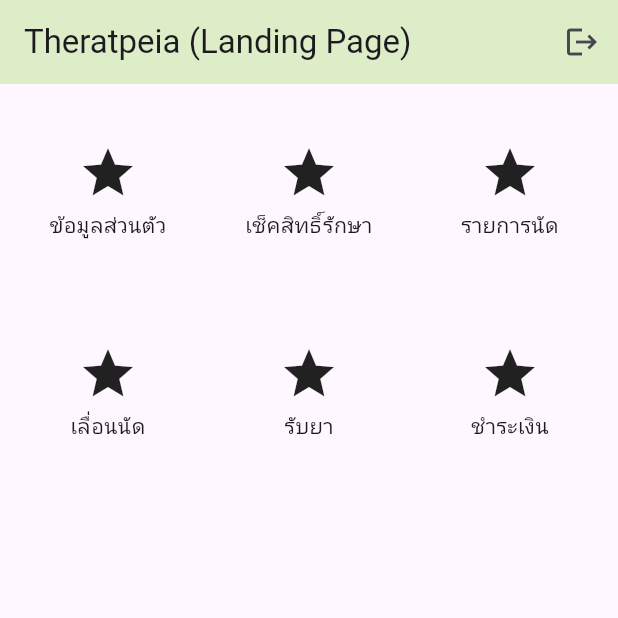
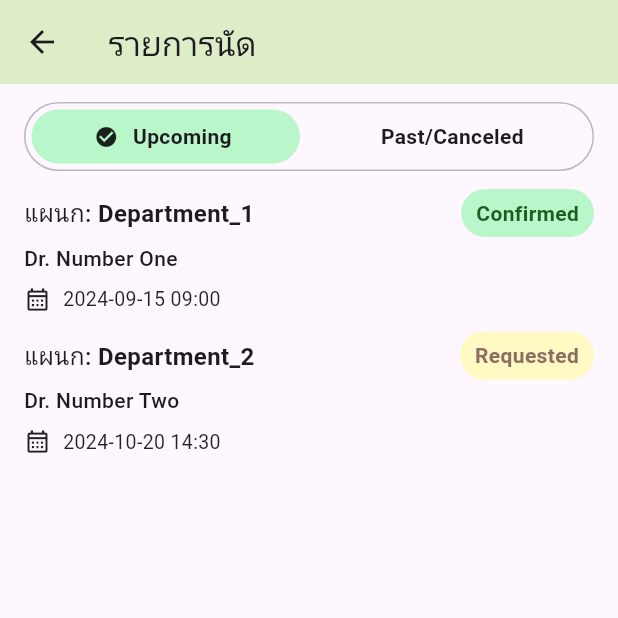
Before and after one commit to nightyneko/therapeia, a Flutter app: the LandingPagePatient screen opened directly, after a tap on "รายการนัด", on a phone screen of 412 x 824 dp, the top half of it. Run offline on Flutter 3.47's test engine with Material 3 defaults, Android fonts, the phone set to English and light mode, and no system bars; network calls fail.

Commit message:
feat(frontend): benefit, appointment, payment page (#3)
* add balliolon2 role

* set up flutter

* init frontend w/o backend

* feat: benefits, appointments, payment pages

---------

Co-authored-by: balliolon2 <balliolon@gmail.com>

```diff
--- /dev/null
+++ b/flutter_frontend/lib/appointments_page_patient.dart
@@ -0,0 +1,298 @@
+import 'package:flutter/material.dart';
+import 'widgets/custom_app_bar.dart';
+
+class AppointmentsPagePatient extends StatefulWidget {
+  const AppointmentsPagePatient({super.key});
+
+  @override
+  State<AppointmentsPagePatient> createState() =>
+      _AppointmentsPagePatientState();
+}
+
+class _AppointmentsPagePatientState extends State<AppointmentsPagePatient> {
+  bool showUpcoming = true;
+
+  final List<_Appointment> all = [
+    _Appointment(
+      department: 'Department_1',
+      doctor: 'Dr. Number One',
+      dateTime: DateTime(2024, 9, 15, 9, 0),
+      status: AppointmentStatus.confirmed,
+    ),
+    _Appointment(
+      department: 'Department_2',
+      doctor: 'Dr. Number Two',
+      dateTime: DateTime(2024, 10, 20, 14, 30),
+      status: AppointmentStatus.requested,
+    ),
+    _Appointment(
+      department: 'Department_3',
+      doctor: 'Dr. Number Three',
+      dateTime: DateTime(2024, 7, 10, 10, 0),
+      status: AppointmentStatus.canceled,
+    ),
+    _Appointment(
+      department: 'Department_4',
+      doctor: 'Dr. Number Four',
+      dateTime: DateTime(2024, 8, 5, 11, 15),
+      status: AppointmentStatus.canceled,
+    ),
+  ];
+
+  @override
+  Widget build(BuildContext context) {
+    final items = all
+        .where(
+          (e) => showUpcoming
+              ? (e.status == AppointmentStatus.confirmed ||
+                    e.status == AppointmentStatus.requested)
+              : e.status == AppointmentStatus.canceled,
+        )
+        .toList();
+
+    return Scaffold(
+      appBar: const CustomAppBar(title: 'รายการนัด'),
+      body: Padding(
+        padding: const EdgeInsets.symmetric(horizontal: 16, vertical: 12),
+        child: Column(
+          crossAxisAlignment: CrossAxisAlignment.start,
+          children: [
+            _SegmentedSwitch(
+              leftLabel: 'Upcoming',
+              rightLabel: 'Past/Canceled',
+              valueLeft: showUpcoming,
+              onChanged: (leftSelected) {
+                setState(() => showUpcoming = leftSelected);
+              },
+            ),
+            const SizedBox(height: 12),
+            Expanded(
+              child: ListView.separated(
+                itemCount: items.length,
+                separatorBuilder: (_, __) => const SizedBox(height: 12),
+                itemBuilder: (_, index) {
+                  final a = items[index];
+                  return _AppointmentRow(appointment: a);
+                },
+              ),
+            ),
+          ],
+        ),
+      ),
+    );
+  }
+}
+
+class _AppointmentRow extends StatelessWidget {
+  final _Appointment appointment;
+
+  const _AppointmentRow({required this.appointment});
+
+  @override
+  Widget build(BuildContext context) {
+    return Column(
+      crossAxisAlignment: CrossAxisAlignment.start,
+      children: [
+        Row(
+          crossAxisAlignment: CrossAxisAlignment.center,
+          children: [
+            Expanded(
+              child: RichText(
+                text: TextSpan(
+                  style: DefaultTextStyle.of(
+                    context,
+                  ).style.copyWith(fontSize: 16),
+                  children: [
+                    const TextSpan(
+                      text: 'แผนก: ',
+                      style: TextStyle(fontWeight: FontWeight.w500),
+                    ),
+                    TextSpan(
+                      text: appointment.department,
+                      style: const TextStyle(fontWeight: FontWeight.bold),
+                    ),
+                  ],
+                ),
+              ),
+            ),
+            _StatusChip(status: appointment.status),
+          ],
+        ),
+        const SizedBox(height: 4),
+        Text(
+          appointment.doctor,
+          style: const TextStyle(fontSize: 14, fontWeight: FontWeight.w500),
+        ),
+        const SizedBox(height: 8),
+        Row(
+          children: [
+            const Icon(Icons.calendar_month_outlined, size: 18),
+            const SizedBox(width: 8),
+            Expanded(
+              child: Text(
+                appointment.dateTime.toLocal().toString().substring(0, 16),
+                style: const TextStyle(fontSize: 13, color: Colors.black87),
+              ),
+            ),
+          ],
+        ),
+      ],
+    );
+  }
+}
+
+enum AppointmentStatus { confirmed, requested, canceled }
+
+class _StatusChip extends StatelessWidget {
+  final AppointmentStatus status;
+
+  const _StatusChip({required this.status});
+
+  @override
+  Widget build(BuildContext context) {
+    late final String label;
+    late final Color bg;
+    late final Color fg;
+
+    switch (status) {
+      case AppointmentStatus.confirmed:
+        label = 'Confirmed';
+        bg = const Color(0xFFB9F6CA);
+        fg = const Color(0xFF1B5E20);
+        break;
+      case AppointmentStatus.requested:
+        label = 'Requested';
+        bg = const Color(0xFFFFF9C4);
+        fg = const Color(0xFF8D6E63);
+        break;
+      case AppointmentStatus.canceled:
+        label = 'Canceled';
+        bg = const Color(0xFFFFCDD2);
+        fg = const Color(0xFFB71C1C);
+        break;
+    }
+
+    return Container(
+      padding: const EdgeInsets.symmetric(horizontal: 10, vertical: 6),
+      decoration: BoxDecoration(
+        color: bg,
+        borderRadius: BorderRadius.circular(16),
+      ),
+      child: Text(
+        label,
+        style: TextStyle(fontWeight: FontWeight.w600, color: fg),
+      ),
+    );
+  }
+}
+
+class _SegmentedSwitch extends StatelessWidget {
+  final String leftLabel;
+  final String rightLabel;
+  final bool valueLeft;
+  final ValueChanged<bool> onChanged;
+
+  const _SegmentedSwitch({
+    required this.leftLabel,
+    required this.rightLabel,
+    required this.valueLeft,
+    required this.onChanged,
+  });
+
+  @override
+  Widget build(BuildContext context) {
+    return Container(
+      padding: const EdgeInsets.all(4),
+      decoration: BoxDecoration(
+        border: Border.all(color: Colors.black26),
+        borderRadius: BorderRadius.circular(24),
+      ),
+      child: Row(
+        mainAxisAlignment: MainAxisAlignment.center,
+        children: [
+          Expanded(
+            child: InkWell(
+              borderRadius: BorderRadius.circular(20),
+              onTap: () => onChanged(true),
+              child: Container(
+                padding: const EdgeInsets.symmetric(
+                  vertical: 8,
+                  horizontal: 20,
+                ),
+                decoration: BoxDecoration(
+                  color: valueLeft
+                      ? Colors.greenAccent.shade100
+                      : Colors.transparent,
+                  borderRadius: BorderRadius.circular(20),
+                ),
+                alignment: Alignment.center,
+                child: Row(
+                  mainAxisAlignment: MainAxisAlignment.center,
+                  mainAxisSize: MainAxisSize.min,
+                  children: [
+                    if (valueLeft) ...[
+                      const Icon(Icons.check_circle, size: 16),
+                      const SizedBox(width: 6),
+                    ],
+                    Text(
+                      ' $leftLabel ',
+                      style: const TextStyle(fontWeight: FontWeight.w600),
+                    ),
+                  ],
+                ),
+              ),
+            ),
+          ),
+          const SizedBox(width: 12),
+          Expanded(
+            child: InkWell(
+              borderRadius: BorderRadius.circular(20),
+              onTap: () => onChanged(false),
+              child: Container(
+                padding: const EdgeInsets.symmetric(
+                  vertical: 8,
+                  horizontal: 20,
+                ),
+                decoration: BoxDecoration(
+                  color: valueLeft
+                      ? Colors.transparent
+                      : Colors.redAccent.shade100,
+                  borderRadius: BorderRadius.circular(20),
+                ),
+                alignment: Alignment.center,
+                child: Row(
+                  mainAxisAlignment: MainAxisAlignment.center,
+                  mainAxisSize: MainAxisSize.min,
+                  children: [
+                    if (!valueLeft) ...[
+                      const Icon(Icons.cancel, size: 16),
+                      const SizedBox(width: 6),
+                    ],
+                    Text(
+                      ' $rightLabel ',
+                      style: const TextStyle(fontWeight: FontWeight.w600),
+                    ),
+                  ],
+                ),
+              ),
+            ),
+          ),
+        ],
+      ),
+    );
+  }
+}
+
+class _Appointment {
+  final String department;
+  final String doctor;
+  final DateTime dateTime;
+  final AppointmentStatus status;
+
+  const _Appointment({
+    required this.department,
+    required this.doctor,
+    required this.dateTime,
+    required this.status,
+  });
+}
--- a/flutter_frontend/lib/landing_page_patient.dart
+++ b/flutter_frontend/lib/landing_page_patient.dart
@@ -1,6 +1,9 @@
 import 'package:flutter/material.dart';
+import 'package:flutter_frontend/appointments_page_patient.dart';
+import 'package:flutter_frontend/payment_page_patient.dart';
 
 import 'information_page_patient.dart';
+import 'benefits_page_patient.dart';
 import 'login_page.dart';
 import 'widgets/custom_app_bar.dart';
 import 'widgets/landing_page_item.dart';
@@ -42,13 +45,46 @@ class LandingPagePatient extends StatelessWidget {
             text: item['text']!,
             icon: item['icon']!,
             onTap: () {
-              if (item['text'] == 'ข้อมูลส่วนตัว') {
+              switch (item['text']) {
+                case 'ข้อมูลส่วนตัว':
                   Navigator.push(
                     context,
                     MaterialPageRoute(
                       builder: (context) => const InformationPagePatient(),
                     ),
                   );
+                case 'เช็คสิทธิ์รักษา':
+                  Navigator.push(
+                    context,
+                    MaterialPageRoute(
+                      builder: (context) => const BenefitsPagePatient(),
+                    ),
+                  );
+                  break;
+                case 'รายการนัด':
+                  Navigator.push(
+                    context,
+                    MaterialPageRoute(
+                      builder: (context) => const AppointmentsPagePatient(),
+                    ),
+                  );
+                  break;
+                case 'เลื่อนนัด':
+                  // Navigate to Reschedule Appointment Page
+                  break;
+                case 'รับยา':
+                  // Navigate to Medication Pickup Page
+                  break;
+                case 'ชำระเงิน':
+                  Navigator.push(
+                    context,
+                    MaterialPageRoute(
+                      builder: (context) => const PaymentPagePatient(),
+                    ),
+                  );
+                  break;
+                default:
+                  break;
               }
             },
           );
--- a/flutter_frontend/pubspec.yaml
+++ b/flutter_frontend/pubspec.yaml
@@ -58,9 +58,8 @@ flutter:
   uses-material-design: true
 
   # To add assets to your application, add an assets section, like this:
-  # assets:
-  #   - images/a_dot_burr.jpeg
-  #   - images/a_dot_ham.jpeg
+  assets:
+    - assets/images/
 
   # An image asset can refer to one or more resolution-specific "variants", see
   # https://flutter.dev/to/resolution-aware-images
```
Also changed, not shown: flutter_frontend/lib/benefits_page_patient.dart (added, +85 -0 lines), flutter_frontend/lib/payment_page_patient.dart (added, +212 -0 lines), flutter_frontend/assets/images/cgd_logo.png (added), flutter_frontend/assets/images/hydralazine.png (added), flutter_frontend/assets/images/metronidazole.png (added), flutter_frontend/assets/images/nhso_logo.png (added), flutter_frontend/assets/images/sso_logo.png (added), flutter_frontend/assets/images/tinidazole.png (added), 1 other file. Lines whose indentation alone changed are shown as unchanged.
